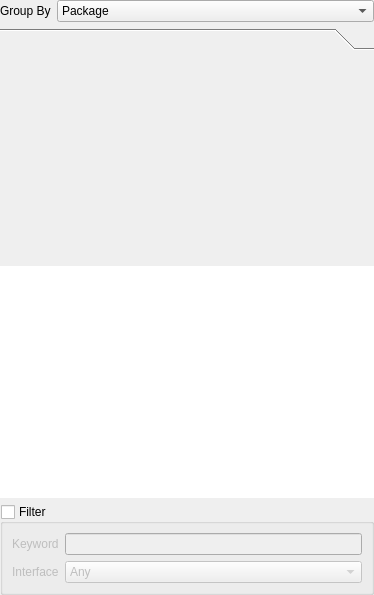
ImagingTools/acf, file Include/icmpstr/CPackageOverviewComp.ui: the form before one commit.
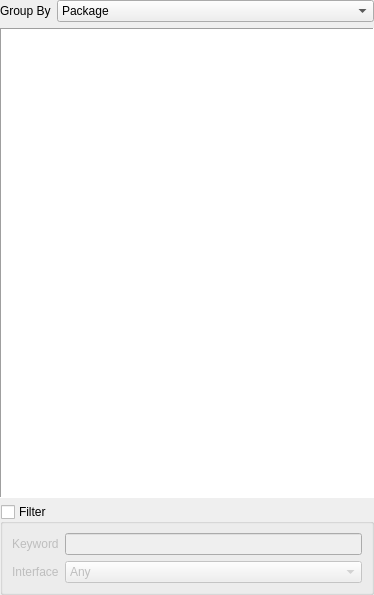
The form after the commit.

Commit message: Version updated to 0.9.9 Compositor: package overview corrected to use only tree view.

```diff
--- a/Include/icmpstr/CPackageOverviewComp.ui
+++ b/Include/icmpstr/CPackageOverviewComp.ui
@@ -51,33 +51,22 @@
      </item>
     </layout>
    </item>
-   <item>
-    <widget class="QToolBox" name="CategoryToolBox">
-     <property name="currentIndex">
-      <number>0</number>
-     </property>
-     <widget class="QWidget" name="DefautPage">
-      <property name="geometry">
-       <rect>
-        <x>0</x>
-        <y>0</y>
-        <width>374</width>
-        <height>210</height>
-       </rect>
-      </property>
-      <attribute name="label">
-       <string/>
-      </attribute>
-     </widget>
-    </widget>
-   </item>
    <item>
     <widget class="QTreeWidget" name="PackagesList">
      <property name="toolTip">
       <string>List of registered component types</string>
      </property>
      <property name="frameShape">
-      <enum>QFrame::NoFrame</enum>
+      <enum>QFrame::Panel</enum>
+     </property>
+     <property name="frameShadow">
+      <enum>QFrame::Sunken</enum>
+     </property>
+     <property name="lineWidth">
+      <number>1</number>
+     </property>
+     <property name="midLineWidth">
+      <number>1</number>
      </property>
      <property name="rootIsDecorated">
       <bool>false</bool>
```
The commit also changes 4 other files.
